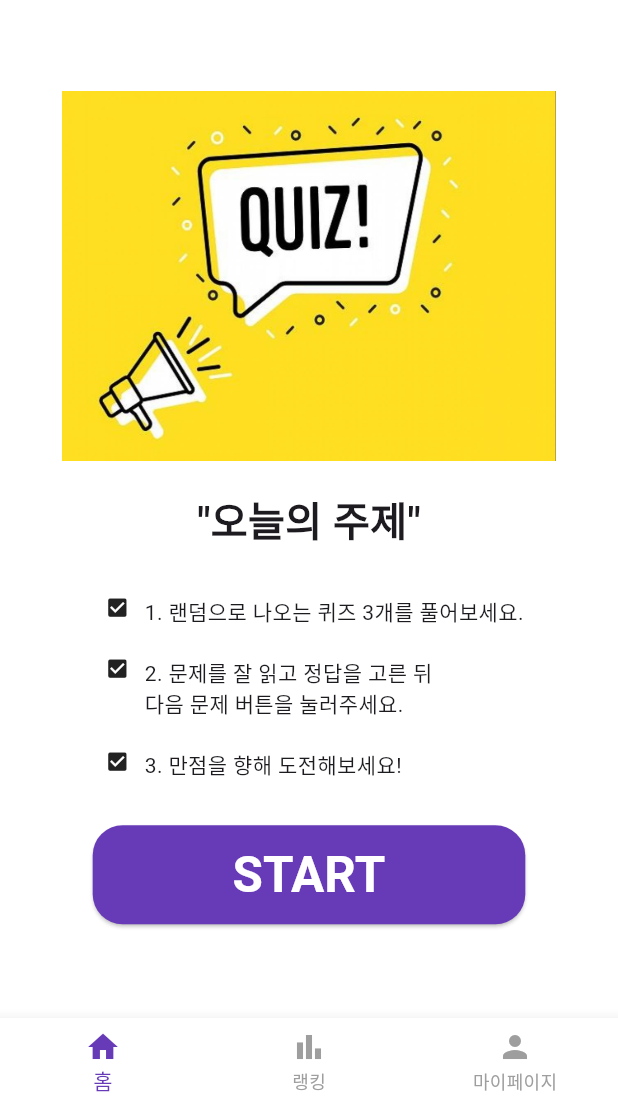
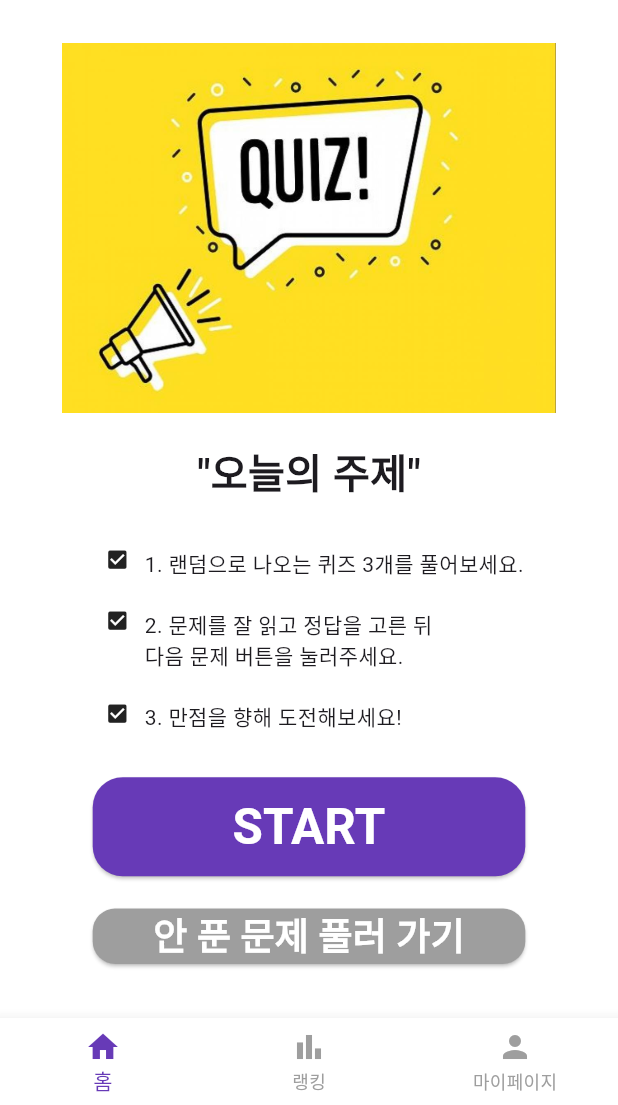
Before and after one commit to Mobile-Programming-Quiz/FrontEnd, a Flutter app: the screen it shows after launch, on a phone screen of 412 x 824 dp, the part 131-1236 px from its top. Run offline on Flutter 3.47's test engine with Material 3 defaults, Android fonts, the light colour scheme and no system bars; our stand-ins replace auto_size_text, flutter_swiper_null_safety, lottie.

Commit message:
FEAT: 퀴즈 못풀었던 문제들 풀 수 있는 페이지 생성(레이아웃만 대략 생성)

```diff
--- a/lib/main.dart
+++ b/lib/main.dart
@@ -1,5 +1,6 @@
 import 'package:flutter/material.dart';
 import 'package:quiz_app/screen/screen_home.dart';
+import 'package:quiz_app/screen/screen_subject.dart';
 
 void main() {
   runApp(const MyApp());
@@ -19,6 +20,7 @@ class MyApp extends StatelessWidget {
         useMaterial3: true,
       ),
       home: HomeScreen(),
+      // home: SubjectScreen(remainingQuizzes: 5),
     );
   }
 }
--- a/lib/screen/screen_home.dart
+++ b/lib/screen/screen_home.dart
@@ -3,6 +3,7 @@ import 'package:quiz_app/model/model_quiz.dart';
 import 'package:quiz_app/screen/screen_quiz.dart';
 import 'package:quiz_app/screen/screen_ranking.dart';
 import 'package:quiz_app/screen/screen_my_page.dart';
+import 'package:quiz_app/screen/screen_subject.dart'; // screen_subject 추가
 
 class HomeScreen extends StatefulWidget {
   @override
@@ -113,8 +114,10 @@ class HomeScreenContent extends StatelessWidget {
           Padding(padding: EdgeInsets.all(width * 0.024)),
           Container(
             padding: EdgeInsets.only(bottom: width * 0.036),
-            child: Center(
-              child: ElevatedButton(
+            child: Column(
+              children: [
+                // START 버튼
+                ElevatedButton(
                   style: ElevatedButton.styleFrom(
                     minimumSize: Size(width * 0.7, height * 0.08),
                     backgroundColor: Colors.deepPurple,
@@ -143,6 +146,34 @@ class HomeScreenContent extends StatelessWidget {
                     );
                   },
                 ),
+                const SizedBox(height: 16),
+                // 이전 문제 풀러 가기 버튼
+                ElevatedButton(
+                  style: ElevatedButton.styleFrom(
+                    minimumSize: Size(width * 0.7, height * 0.04),
+                    backgroundColor: Colors.grey, // 버튼 색상 변경
+                    shape: RoundedRectangleBorder(borderRadius: BorderRadius.circular(15)),
+                  ),
+                  child: Text(
+                    '안 푼 문제 풀러 가기',
+                    style: TextStyle(
+                      color: Colors.white,
+                      fontSize: width * 0.06, // 글자 크기 약간 작게 설정
+                      fontWeight: FontWeight.bold,
+                    ),
+                  ),
+                  onPressed: () {
+                    Navigator.push(
+                      context,
+                      MaterialPageRoute(
+                        builder: (context) => SubjectScreen(
+                          remainingQuizzes: 5, // 예시로 남은 퀴즈 수 전달
+                        ),
+                      ),
+                    );
+                  },
+                ),
+              ],
             ),
           ),
         ],
--- a/lib/screen/screen_result.dart
+++ b/lib/screen/screen_result.dart
@@ -229,7 +229,7 @@ class _ResultScreenState extends State<ResultScreen> {
           BottomNavigationBarItem(icon: Icon(Icons.person), label: '마이페이지'),
         ],
         currentIndex: _selectedIndex,
-        selectedItemColor: Color(0xFF7E3AB5),
+        selectedItemColor: Colors.deepPurple,
         unselectedItemColor: Colors.grey,
         backgroundColor: Colors.white,
         onTap: _onItemTapped,
```
Also changed, not shown: lib/screen/screen_subject.dart (added, +171 -0 lines). Lines whose indentation alone changed are shown as unchanged.
